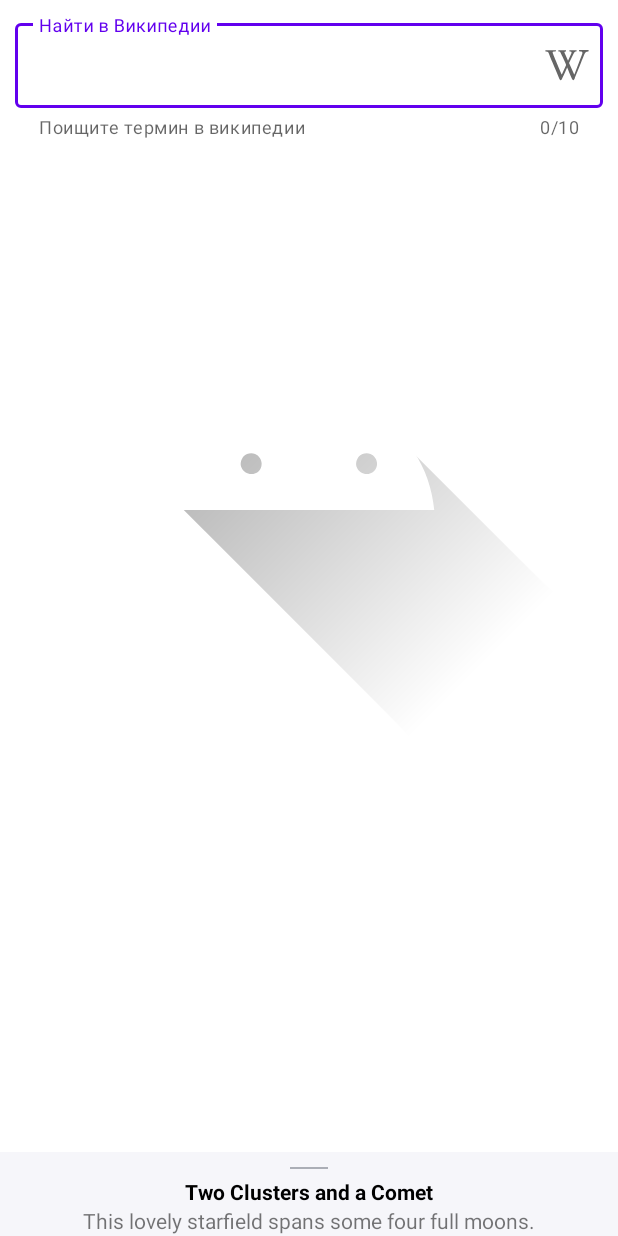
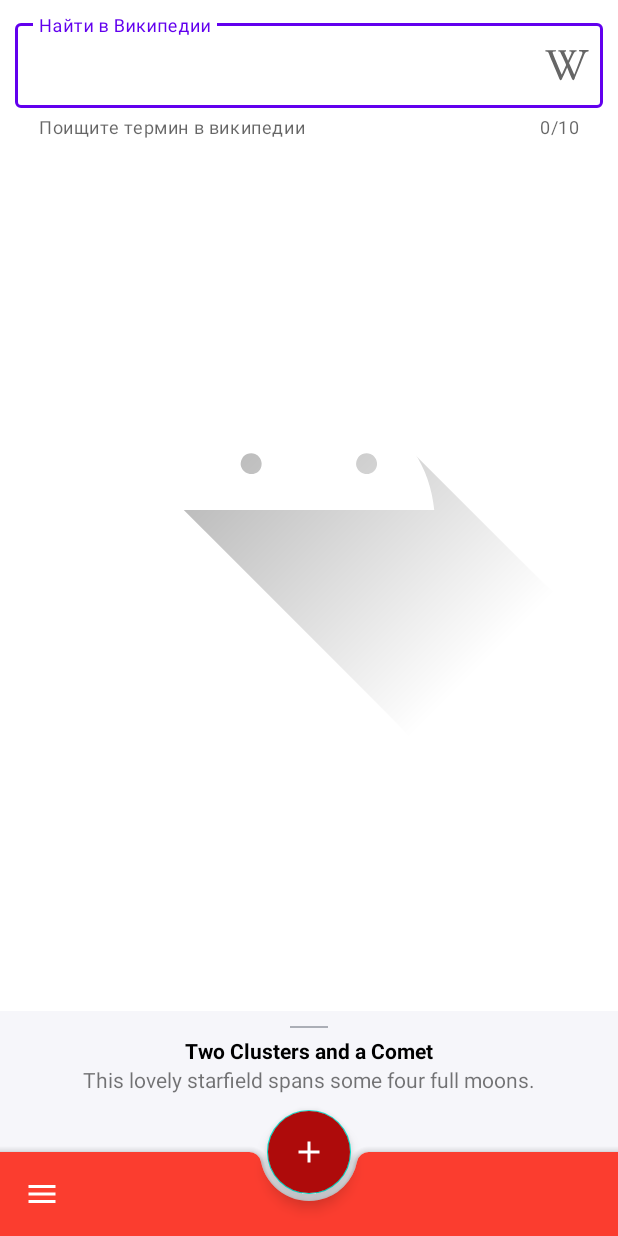
Before and after one commit to WbDmitry/MaterialDesign, an Android app: the layout fragment_main.xml on its own in the app's theme, with its tools: preview values and no code run, on a phone screen of 412 x 824 dp. Run offline under Robolectric (Android 15) with nearby library versions, the phone set to English and light mode, and no system bars.

Commit message:
Добавил нижнюю навигацию

```diff
--- a/app/src/main/AndroidManifest.xml
+++ b/app/src/main/AndroidManifest.xml
@@ -10,7 +10,7 @@
             android:label="@string/app_name"
             android:roundIcon="@mipmap/ic_launcher_round"
             android:supportsRtl="true"
-            android:theme="@style/Theme.MaterialDesign">
+            android:theme="@style/Theme.MaterialComponents.DayNight.NoActionBar">
         <activity
                 android:name=".ui.MainActivity"
                 android:exported="true">
--- /dev/null
+++ b/app/src/main/res/drawable/ic_baseline_add_24.xml
@@ -0,0 +1,10 @@
+<vector xmlns:android="http://schemas.android.com/apk/res/android"
+    android:width="24dp"
+    android:height="24dp"
+    android:viewportWidth="24"
+    android:viewportHeight="24"
+    android:tint="?attr/colorControlNormal">
+  <path
+      android:fillColor="@android:color/white"
+      android:pathData="M19,13h-6v6h-2v-6H5v-2h6V5h2v6h6v2z"/>
+</vector>
--- /dev/null
+++ b/app/src/main/res/drawable/ic_baseline_menu_24.xml
@@ -0,0 +1,10 @@
+<vector xmlns:android="http://schemas.android.com/apk/res/android"
+    android:width="24dp"
+    android:height="24dp"
+    android:viewportWidth="24"
+    android:viewportHeight="24"
+    android:tint="?attr/colorControlNormal">
+  <path
+      android:fillColor="@android:color/white"
+      android:pathData="M3,18h18v-2L3,16v2zM3,13h18v-2L3,11v2zM3,6v2h18L21,6L3,6z"/>
+</vector>
--- a/app/src/main/res/layout/bottom_sheet_layout.xml
+++ b/app/src/main/res/layout/bottom_sheet_layout.xml
@@ -6,7 +6,7 @@
         android:layout_height="match_parent"
         android:background="#f6f6fa"
         app:behavior_hideable="false"
-        app:behavior_peekHeight="?actionBarSize"
+        app:behavior_peekHeight="150dp"
         app:layout_behavior="com.google.android.material.bottomsheet.BottomSheetBehavior">
 
     <View
--- a/app/src/main/res/layout/fragment_main.xml
+++ b/app/src/main/res/layout/fragment_main.xml
@@ -50,21 +50,23 @@
             android:id="@+id/included"
             layout="@layout/bottom_sheet_layout" />
 
-    <!--    <com.google.android.material.bottomappbar.BottomAppBar-->
-    <!--            android:id="@+id/bottomAppBar"-->
-    <!--            android:layout_width="match_parent"-->
-    <!--            android:layout_height="wrap_content"-->
-    <!--            android:layout_gravity="bottom"-->
-    <!--            app:backgroundTint="@color/red_600"-->
-    <!--            app:fabAlignmentMode="center"-->
-    <!--            app:navigationIcon="@drawable/ic_hamburger_menu_bottom_bar" />-->
+    <com.google.android.material.bottomappbar.BottomAppBar
+            android:id="@+id/bottomAppBar"
+            android:layout_width="match_parent"
+            android:layout_height="wrap_content"
+            android:layout_gravity="bottom"
+            app:backgroundTint="@color/red_600"
+            app:fabAlignmentMode="center"
+            app:navigationIconTint="@color/white"
+            app:navigationIcon="@drawable/ic_baseline_menu_24" />
 
-    <!--    <com.google.android.material.floatingactionbutton.FloatingActionButton-->
-    <!--            android:id="@+id/fab"-->
-    <!--            android:layout_width="wrap_content"-->
-    <!--            android:layout_height="wrap_content"-->
-    <!--            app:layout_anchor="@id/bottomAppBar"-->
-    <!--            app:srcCompat="@drawable/ic_plus_fab"-->
-    <!--            app:tint="#FFFFFF" />-->
+    <com.google.android.material.floatingactionbutton.FloatingActionButton
+            android:id="@+id/fab"
+            android:layout_width="wrap_content"
+            android:layout_height="wrap_content"
+            app:layout_anchor="@id/bottomAppBar"
+            android:backgroundTint="@color/red_900"
+            app:srcCompat="@drawable/ic_baseline_add_24"
+            app:tint="#FFFFFF" />
 
 </androidx.coordinatorlayout.widget.CoordinatorLayout>
--- a/app/src/main/res/values-night/themes.xml
+++ b/app/src/main/res/values-night/themes.xml
@@ -1,6 +1,6 @@
 <resources xmlns:tools="http://schemas.android.com/tools">
     <!-- Base application theme. -->
-    <style name="Theme.MaterialDesign" parent="Theme.MaterialComponents.DayNight.DarkActionBar">
+    <style name="Theme.MaterialDesign" parent="Theme.MaterialComponents.DayNight.NoActionBar">>
         <!-- Primary brand color. -->
         <item name="colorPrimary">@color/purple_200</item>
         <item name="colorPrimaryVariant">@color/purple_700</item>
```
Also changed, not shown: app/src/main/java/com/example/materialdesign/ui/mainfragment/MainFragment.kt (+35 -6 lines), app/src/main/res/drawable/ic_baseline_favorite_24.xml (added, +10 -0 lines), app/src/main/res/drawable/ic_baseline_settings_24.xml (added, +10 -0 lines), app/src/main/res/menu/menu_bottom_bar.xml (added, +17 -0 lines), app/src/main/res/values/colors.xml (+16 -1 lines).
